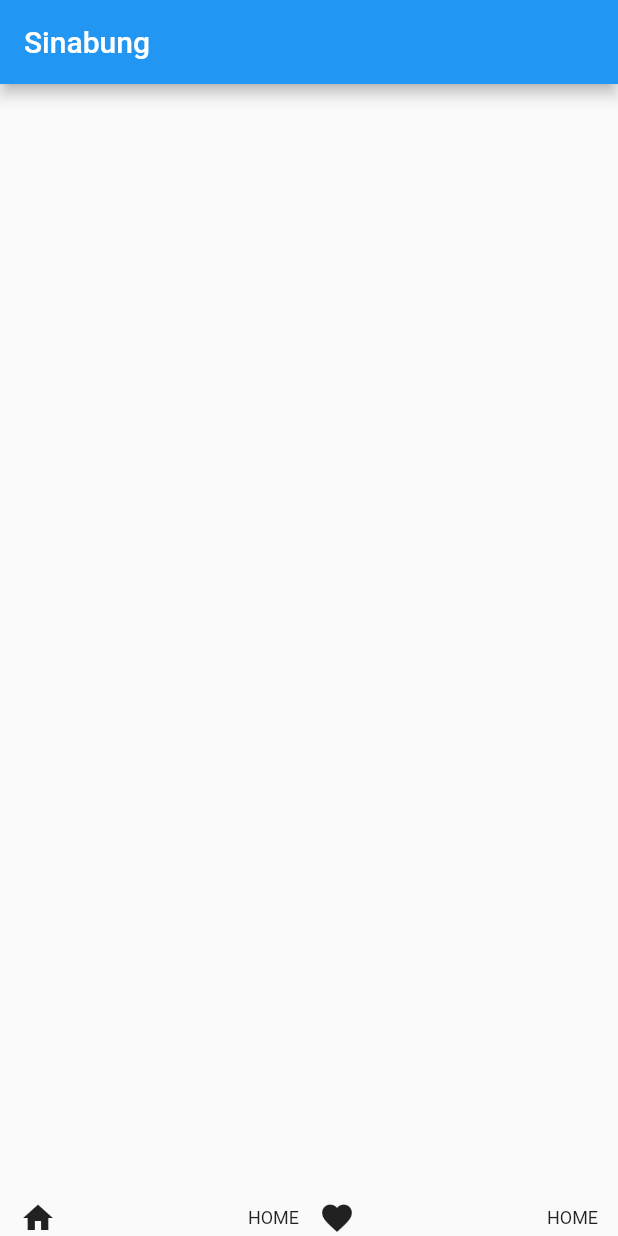
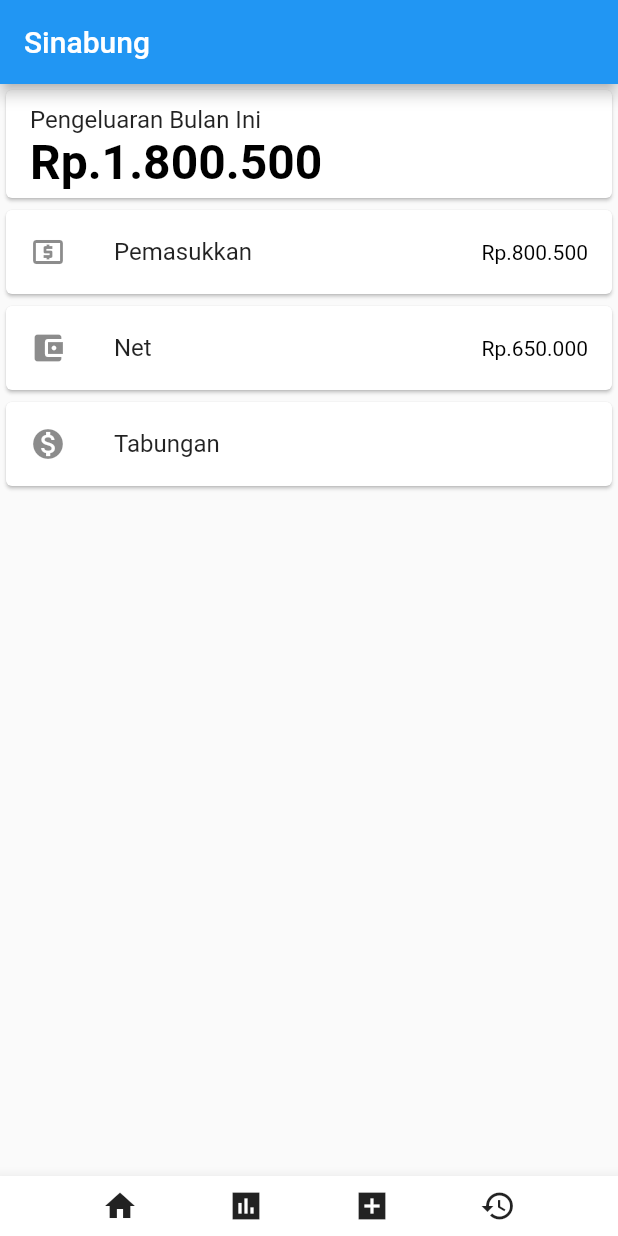
Before and after one commit to Yasminda19/mppl9, a Flutter app: the screen it shows after launch, on a phone screen of 412 x 824 dp. Run offline on Flutter 3.47's test engine with Material 2 defaults, Android fonts, the phone set to English and light mode, and no system bars.

Commit message:
Update Dummy Interface buat Home

```diff
--- a/sinabung_flutter/sinabung/lib/main.dart
+++ b/sinabung_flutter/sinabung/lib/main.dart
@@ -2,87 +2,105 @@ import 'package:flutter/material.dart';
 
 void main() => runApp(MyApp());
 
+class MyBottomBar extends StatefulWidget {
+  @override
+  _MyBottomBarState createState() => _MyBottomBarState();
+}
+
 class MyApp extends StatelessWidget {
-  Widget titleSection = Container(
-    padding: const EdgeInsets.all(32),
-    child: Row(
-      children: [
-        Expanded(
-          /*1*/
-          child: Column(
-            crossAxisAlignment: CrossAxisAlignment.start,
-            children: [
-              /*2*/
-              Container(
-                padding: const EdgeInsets.only(bottom: 8),
-                child: Text(
-                  'Oeschinen Lake Campground',
-                  style: TextStyle(
-                    fontWeight: FontWeight.bold,
-                  ),
+
+  Widget mainCards = ListView(
+    children:
+    const <Widget>[
+      Card(
+        child: ListTile(
+          title: Text('Pengeluaran Bulan Ini'),
+          subtitle: Text.rich(
+            TextSpan( // default text style
+              children: <TextSpan>[
+                TextSpan(text: 'Rp.1.800.500', style: TextStyle(
+                    fontSize: 32, fontWeight: FontWeight.bold, color: Colors.black)
                 ),
-              ),
-              Text(
-                'Kandersteg, Switzerland',
-                style: TextStyle(
-                  color: Colors.grey[500],
-                ),
-              ),
-            ],
+              ],
+            ),
           ),
         ),
-        /*3*/
-        Icon(
-          Icons.star,
-          color: Colors.red[500],
+      ),
+      Card(
+        child: ListTile(
+          leading: Icon(Icons.local_atm),
+          title: Text('Pemasukkan'),
+          trailing: Text.rich(
+            TextSpan( // default text style
+              children: <TextSpan>[
+                TextSpan(text: 'Rp.800.500', style: TextStyle(
+                  color: Colors.black)
+                ),
+              ],
+            ),
+          ),
         ),
-        Text('41'),
-      ],
-    ),
+      ),
+      Card(
+        child: ListTile(
+          leading: Icon(Icons.account_balance_wallet),
+          title: Text('Net'),
+          trailing: Text.rich(
+            TextSpan( // default text style
+              children: <TextSpan>[
+                TextSpan(text: 'Rp.650.000', style: TextStyle(
+                    color: Colors.black)
+                ),
+              ],
+            ),
+          ),
+        ),
+      ),
+      Card(
+        child: ListTile(
+          leading: Icon(Icons.monetization_on),
+          title: Text('Tabungan'),
+        ),
+      )
+    ],
   );
 
   Widget buttonSection = Container(
+    margin: const EdgeInsets.all(8),
     child: Row(
       mainAxisAlignment: MainAxisAlignment.spaceEvenly,
       children: [
         Row(
-          mainAxisSize: MainAxisSize.min,
+          mainAxisSize: MainAxisSize.max,
           mainAxisAlignment: MainAxisAlignment.center,
           children: [
             Icon(Icons.home),
-            Container(
-              margin: const EdgeInsets.only(left: 128),
-              child: Text(
-                'HOME',
-                style: TextStyle(
-                  fontSize: 12,
-                  fontWeight: FontWeight.w400,
-                ),
-              ),
-            ),
           ],
         ),
         Row(
-          mainAxisSize: MainAxisSize.min,
+          mainAxisSize: MainAxisSize.max,
           mainAxisAlignment: MainAxisAlignment.center,
           children: [
-            Icon(Icons.favorite),
-            Container(
-              margin: const EdgeInsets.only(left: 128),
-              child: Text(
-                'HOME',
-                style: TextStyle(
-                  fontSize: 12,
-                  fontWeight: FontWeight.w400,
-                ),
-              ),
-            ),
+            Icon(Icons.insert_chart_sharp),
+          ],
+        ),
+        Row(
+          mainAxisSize: MainAxisSize.max,
+          mainAxisAlignment: MainAxisAlignment.center,
+          children: [
+            Icon(Icons.add_box_sharp),
+          ],
+        ),
+        Row(
+          mainAxisSize: MainAxisSize.max,
+          mainAxisAlignment: MainAxisAlignment.center,
+          children: [
+            Icon(Icons.restore),
           ],
         )
       ],
     ),
   );
-
   Row _buildButtonRow(IconData icon, String label) {
     return Row(
       mainAxisSize: MainAxisSize.min,
@@ -110,9 +128,18 @@ class MyApp extends StatelessWidget {
         appBar: AppBar(
           title: Text('Sinabung'),
         ),
-        //body: ,
-        bottomNavigationBar: buttonSection
+        body: mainCards,
+        bottomNavigationBar: BottomAppBar(
+          child: buttonSection,
+        )
       ),
     );
   }
 }
+
+class _MyBottomBarState extends State<MyBottomBar> {
+  @override
+  Widget build(BuildContext context) {
+    return Container();
+  }
+}
```
